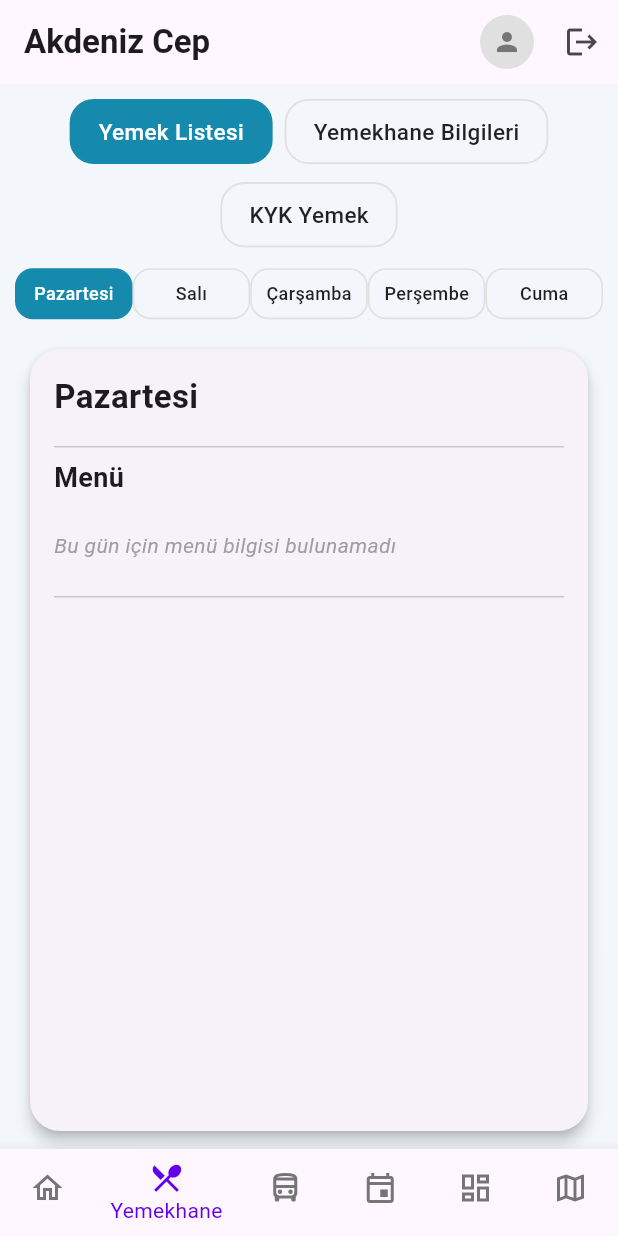
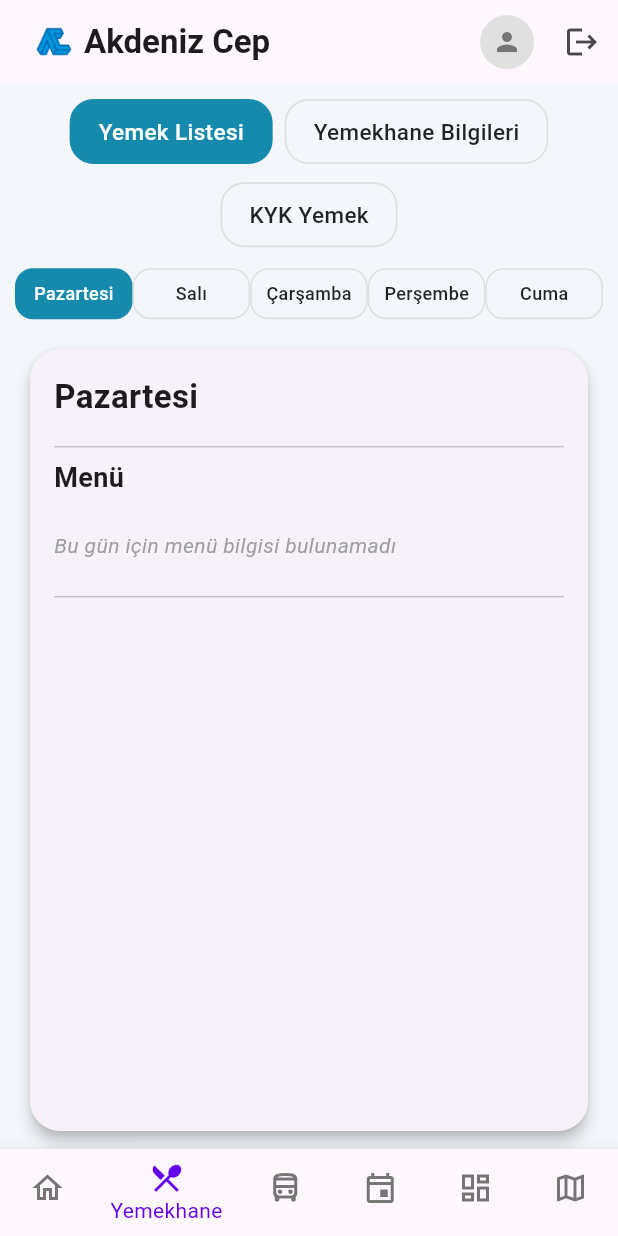
Before and after one commit to erhanderya/akdenizcep, a Flutter app: the HomePage screen opened directly, item 2 of the bottom bar chosen, on a phone screen of 412 x 824 dp. Run offline on Flutter 3.47's test engine with Material 3 defaults, Android fonts, the light colour scheme and no system bars; our stand-ins replace carousel_slider, cloud_firestore, firebase_auth, firebase_core, google_maps_flutter, image_picker and 4 more; missing offline and left inert: label_marker, mobile_scanner; accounts and stored records are empty; network calls fail.

Commit message:
some changes

```diff
--- a/lib/pages/home_page.dart
+++ b/lib/pages/home_page.dart
@@ -74,9 +74,14 @@ class _HomePageState extends State<HomePage> {
   Widget build(BuildContext context) {
     return Scaffold(
       appBar: AppBar(
-        title: const Text(
+        title: Row(
+          children: [
+          Image.asset('assets/akdeniz_cep_logo.png', height: 40),
+            Text(
           'Akdeniz Cep',
           style: TextStyle(fontWeight: FontWeight.bold),
+          ),
+          ],
         ),
         actions: [
           StreamBuilder<User?>(
--- a/lib/pages/profile_page.dart
+++ b/lib/pages/profile_page.dart
@@ -986,10 +986,6 @@ class _ProfilePageState extends State<ProfilePage> {
               ],
             ),
           ),
-          Icon(
-            Icons.celebration,
-            color: isPast ? Colors.grey.shade400 : const Color(0xFF667eea),
-          ),
         ],
       ),
     );
```
Also changed, not shown: lib/pages/event_society_page.dart (+1 -9 lines), lib/pages/main_page.dart (+5 -5 lines), lib/pages/yemekhane_page.dart (+40 -30 lines), assets/akdeniz_cep_logo.png (added).
